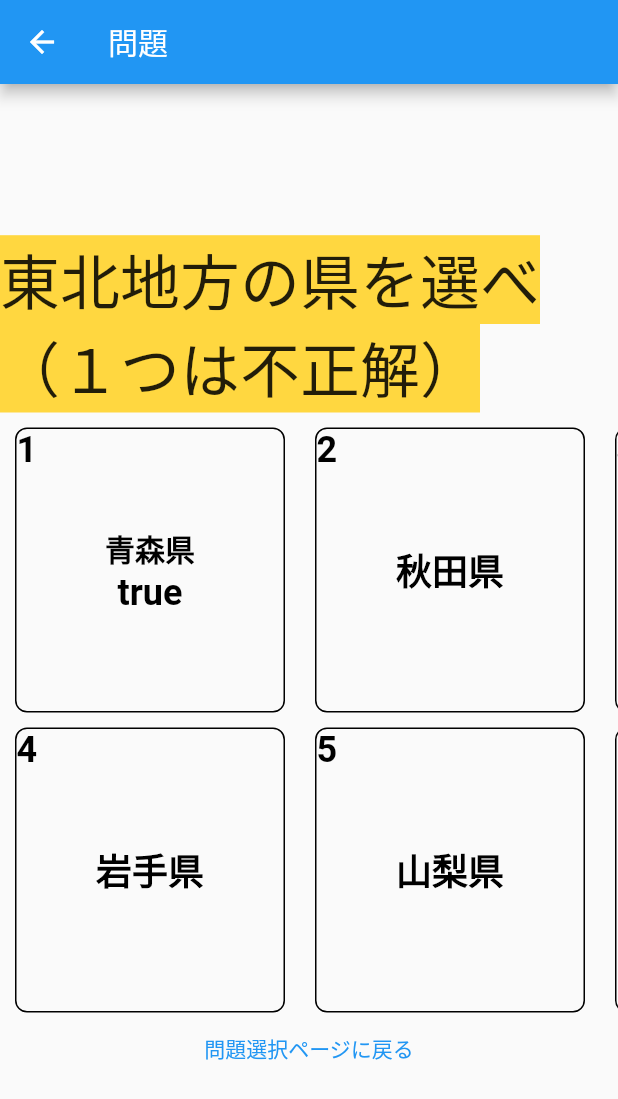
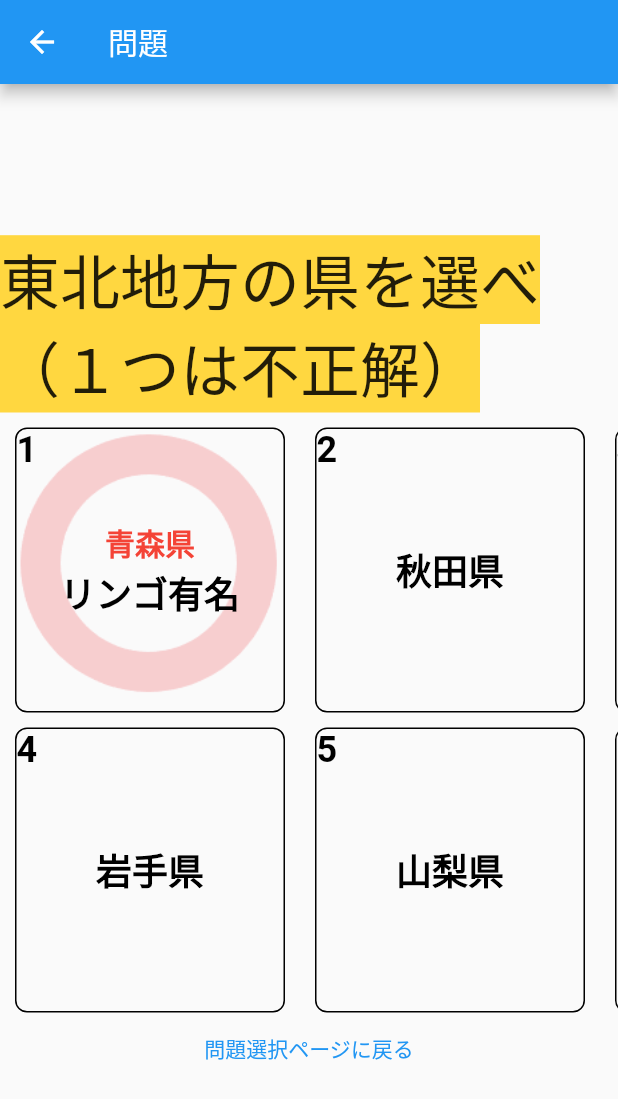
Before and after one commit to jugjug7531/babanuki_suddendeath, a Flutter app: the Quiz1 screen opened by its route, after a tap on "青森県", on a phone screen of 412 x 824 dp. Shown: the top 1099 px of the screen. Run offline on Flutter 3.47's test engine with Material 2 defaults, Android fonts, the phone set to English and light mode, and no system bars; drawn by our look-alikes of flip_card; Roboto replaces fonts that are missing (Kosugi).

Commit message:
カード裏面のデザインを変更 ・背景に〇×を表示 ・解説文表示 ・正解/不正解に応じて文字色を変更

```diff
--- a/lib/quiz/quiz1.dart
+++ b/lib/quiz/quiz1.dart
@@ -19,26 +19,32 @@ class Quiz1 extends QuizBase {
   List<Map<String, String>> choices = [
     {
       "choice": "青森県",
+      "explanation" : "リンゴ有名",
       "answer": "true"
     },
     {
       "choice": "秋田県",
+      "explanation" : "きりたんぽ有名",
       "answer": "true"
     },
     {
       "choice": "宮崎県",
+      "explanation" : "九州地方です",
       "answer": "false"
     },
     {
       "choice": "岩手県",
+      "explanation" : "わんこそば有名",
       "answer": "true"
     },
     {
       "choice": "山梨県",
+      "explanation" : "果物有名",
       "answer": "true"
     },
     {
       "choice": "福島県",
+      "explanation" : "喜多方ラーメン有名",
       "answer": "true"
     }
   ];
--- a/lib/quiz/quiz2.dart
+++ b/lib/quiz/quiz2.dart
@@ -18,27 +18,33 @@ class Quiz2 extends QuizBase {
   // 選択肢カード
   List<Map<String, String>> choices = [
     {
-      "choice": "夜に駆ける",
+      "choice": "夜を駆ける",
+      "explanation" : "2002年発売",
       "answer": "true"
     },
     {
       "choice": "おっぱい",
+      "explanation" : "1999年発売",
       "answer": "true"
     },
     {
       "choice": "ナンプラー\n日和",
+      "explanation" : "2005年発売",
       "answer": "true"
     },
     {
       "choice": "1987→",
+      "explanation" : "2017年発売",
       "answer": "true"
     },
     {
       "choice": "孫悟空",
+      "explanation" : "2004年発売",
       "answer": "true"
     },
     {
       "choice": "トンボ\n飛べなかった",
+      "explanation" : "正：「トンビ飛べなかった」",
       "answer": "false"
     }
   ];
--- a/lib/quiz/quizBase.dart
+++ b/lib/quiz/quizBase.dart
@@ -22,12 +22,26 @@ class QuizBase extends StatelessWidget {
   double _cardWidth = 150;
   // カードの縦幅
   double _cardHeight = 200;
+  //正解カードの背景画像パス
+  String _correct_image = 'images/correct.png';
+  //不正解カードの背景画像パス
+  String _wrong_image = 'images/wrong.png';
 
   // 作成したカードの枚数をカウント
   int _cardNumCount = 0;
+  // カード裏面の選択肢の文字色
+  Color _backside_choice_color = Colors.black;
+  // 正誤画像のパス
+  String _judge_image = "";
 
   // 選択肢カードWidget作成
-  Widget createChoiceWidget(String? choice, String? answer){
+  //Widget createChoiceWidget(String? choice, String? answer){
+  Widget createChoiceWidget(Map<String, String> quiz){
+
+    String choice = quiz["choice"].toString();
+    String answer = quiz["answer"].toString();
+    String explanation = quiz["explanation"].toString();
+
     if(choice == null){
       print("[ERROR] choice is null");
       choice = 'null';
@@ -39,6 +53,15 @@ class QuizBase extends StatelessWidget {
 
     //作成したカードの枚数をカウント
     _cardNumCount++;
+
+    //正解・不正解に応じて裏面のデザインを変更
+    if(answer == "true"){
+      _backside_choice_color = Colors.red;
+      _judge_image = _correct_image;
+    }else{
+      _backside_choice_color = Colors.blue;
+      _judge_image = _wrong_image;
+    }
 
     return SizedBox(
       width: _cardWidth,
@@ -93,9 +116,14 @@ class QuizBase extends StatelessWidget {
               border: Border.all(color: Colors.black),
               borderRadius: BorderRadius.all(Radius.circular(8.0)),
             ),
-
             child: Stack(
               children: <Widget>[
+                //背景画像
+                Image(
+                  image: AssetImage(_judge_image),
+                  // fit: BoxFit.cover,
+                ),
+                //文字
                 Center(
                   child:Column(
                     mainAxisAlignment: MainAxisAlignment.center,
@@ -106,12 +134,12 @@ class QuizBase extends StatelessWidget {
                         style: TextStyle(
                           fontSize: 20,
                           fontWeight: FontWeight.bold,
-                          color: Colors.black,
+                          color: _backside_choice_color,
                         ),
                       ),
-                      //答え
+                      //解説
                       Text(
-                        answer,
+                        explanation,
                         style: TextStyle(
                           fontSize: 24,
                           fontWeight: FontWeight.bold,
@@ -164,16 +192,16 @@ class QuizBase extends StatelessWidget {
               children:<TableRow>[
                 TableRow(
                   children: <Widget>[
-                    createChoiceWidget(choices[0]["choice"], choices[0]["answer"]),
-                    createChoiceWidget(choices[1]["choice"], choices[1]["answer"]),
-                    createChoiceWidget(choices[2]["choice"], choices[2]["answer"]),
+                    createChoiceWidget(choices[0]),
+                    createChoiceWidget(choices[1]),
+                    createChoiceWidget(choices[2]),
                   ]
                 ),
                 TableRow(
                   children: <Widget>[
-                    createChoiceWidget(choices[3]["choice"], choices[3]["answer"]),
-                    createChoiceWidget(choices[4]["choice"], choices[4]["answer"]),
-                    createChoiceWidget(choices[5]["choice"], choices[5]["answer"]),
+                    createChoiceWidget(choices[3]),
+                    createChoiceWidget(choices[4]),
+                    createChoiceWidget(choices[5]),
                   ]
                 )
               ]
--- a/pubspec.yaml
+++ b/pubspec.yaml
@@ -59,9 +59,8 @@ flutter:
   uses-material-design: true
 
   # To add assets to your application, add an assets section, like this:
-  # assets:
-  #   - images/a_dot_burr.jpeg
-  #   - images/a_dot_ham.jpeg
+  assets:
+    - images/
 
   # An image asset can refer to one or more resolution-specific "variants", see
   # https://flutter.dev/assets-and-images/#resolution-aware.
```
Also changed, not shown: images/correct.png (added), images/wrong.png (added).
